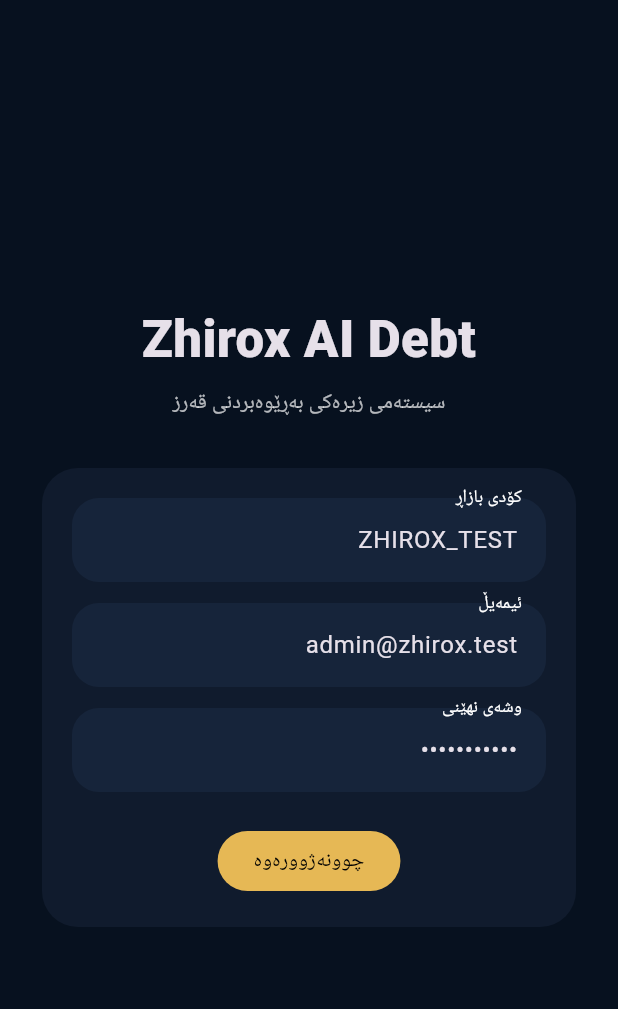
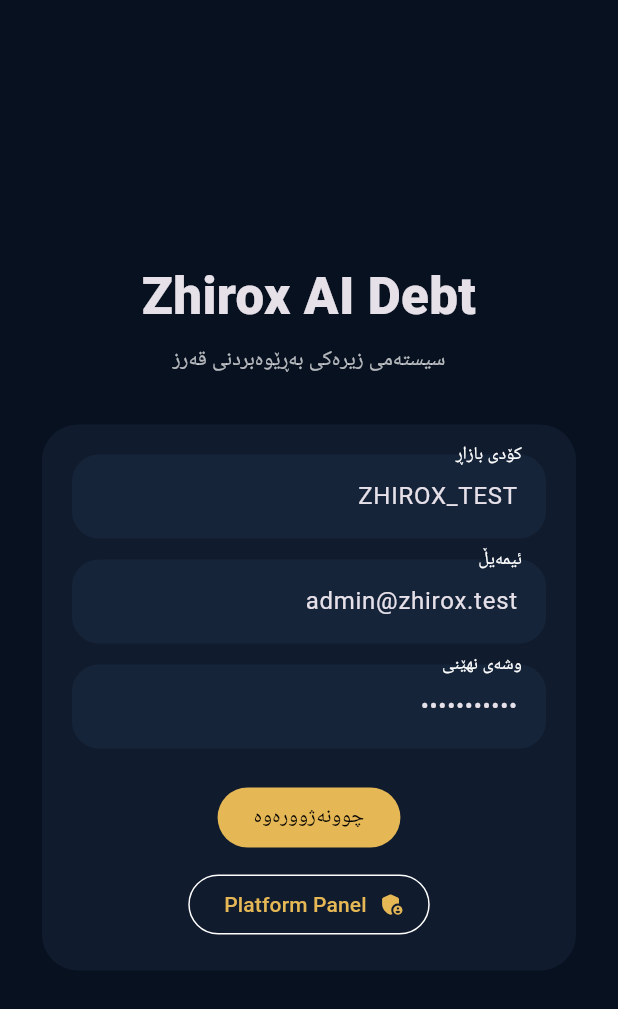
Before and after one commit to arambarzani07/ZhiroxAiDebtManager, a Flutter app: the screen it shows after launch, on a phone screen of 412 x 824 dp. Shown: the top 1009 px of the screen. Run offline on Flutter 3.47's test engine with Material 3 defaults, Android fonts, the phone set to English and light mode, and no system bars; our stand-ins replace shared_preferences.

Commit message:
feat: add platform login route

```diff
--- a/lib/src/features/auth/login_screen.dart
+++ b/lib/src/features/auth/login_screen.dart
@@ -2,13 +2,14 @@ import 'package:flutter/material.dart';
 
 import '../../core/config/api_config.dart';
 import '../dashboard/dashboard_widgets.dart';
+import '../platform_core/platform_login_screen.dart';
 import 'auth_service.dart';
 
 class LoginScreen extends StatefulWidget {
   const LoginScreen({super.key, required this.authService, required this.onLogin});
 
   final AuthService authService;
-  final VoidCallback onLogin;
+  final void Function(String sessionKind) onLogin;
 
   @override
   State<LoginScreen> createState() => _LoginScreenState();
@@ -40,12 +41,19 @@ class _LoginScreenState extends State<LoginScreen> {
         password: password.text,
         marketCode: marketCode.text,
       );
-      widget.onLogin();
+      widget.onLogin('tenant');
     } catch (e) {
       setState(() => error = e.toString());
     } finally {
       if (mounted) setState(() => loading = false);
     }
+  }
+
+  void openPlatformLogin() {
+    Navigator.push(
+      context,
+      MaterialPageRoute(builder: (_) => PlatformLoginScreen(authService: widget.authService, onLogin: widget.onLogin)),
+    );
   }
 
   @override
@@ -81,6 +89,12 @@ class _LoginScreenState extends State<LoginScreen> {
                           onPressed: loading ? null : submit,
                           child: loading ? const CircularProgressIndicator() : const Text('چوونەژوورەوە'),
                         ),
+                        const SizedBox(height: 10),
+                        OutlinedButton.icon(
+                          onPressed: openPlatformLogin,
+                          icon: const Icon(Icons.admin_panel_settings_rounded),
+                          label: const Text('Platform Panel'),
+                        ),
                       ],
                     ),
                   ),
```
